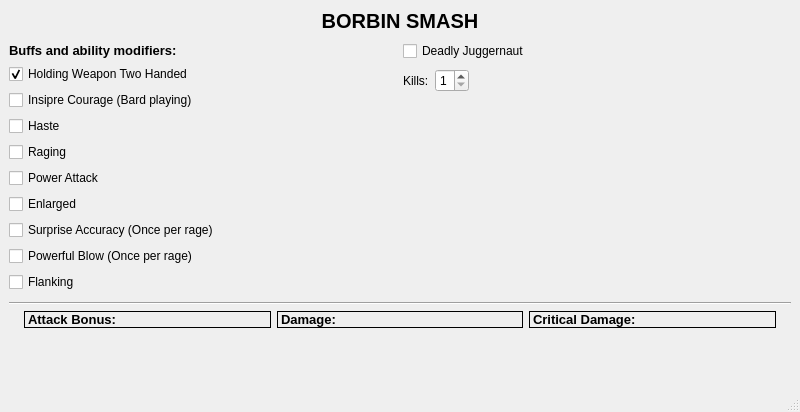
The window that main_window.ui (asarinn/borbin_smash) describes before a commit, drawn with Qt 5.
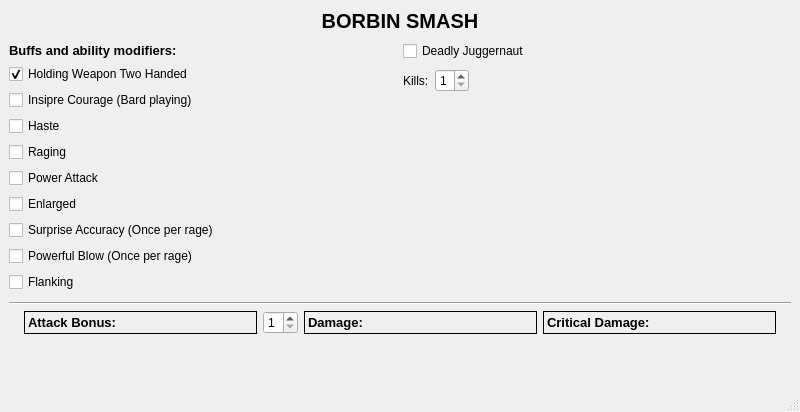
The same window after the commit.

```diff
--- a/main_window.ui
+++ b/main_window.ui
@@ -208,7 +208,7 @@
        </widget>
       </item>
       <item>
-       <layout class="QHBoxLayout" name="horizontalLayout" stretch="0,0,0">
+       <layout class="QHBoxLayout" name="horizontalLayout" stretch="0,0,0,0">
         <property name="leftMargin">
          <number>15</number>
         </property>
@@ -233,6 +233,22 @@
           </property>
          </widget>
         </item>
+        <item>
+         <widget class="QSpinBox" name="num_hits_spin_box">
+          <property name="maximumSize">
+           <size>
+            <width>35</width>
+            <height>16777215</height>
+           </size>
+          </property>
+          <property name="toolTip">
+           <string>Number of Hits</string>
+          </property>
+          <property name="minimum">
+           <number>1</number>
+          </property>
+         </widget>
+        </item>
         <item>
          <widget class="QLabel" name="damage_label">
           <property name="font">
```
Left out of the diff: 2 changed lines with no effect on the pictures.
